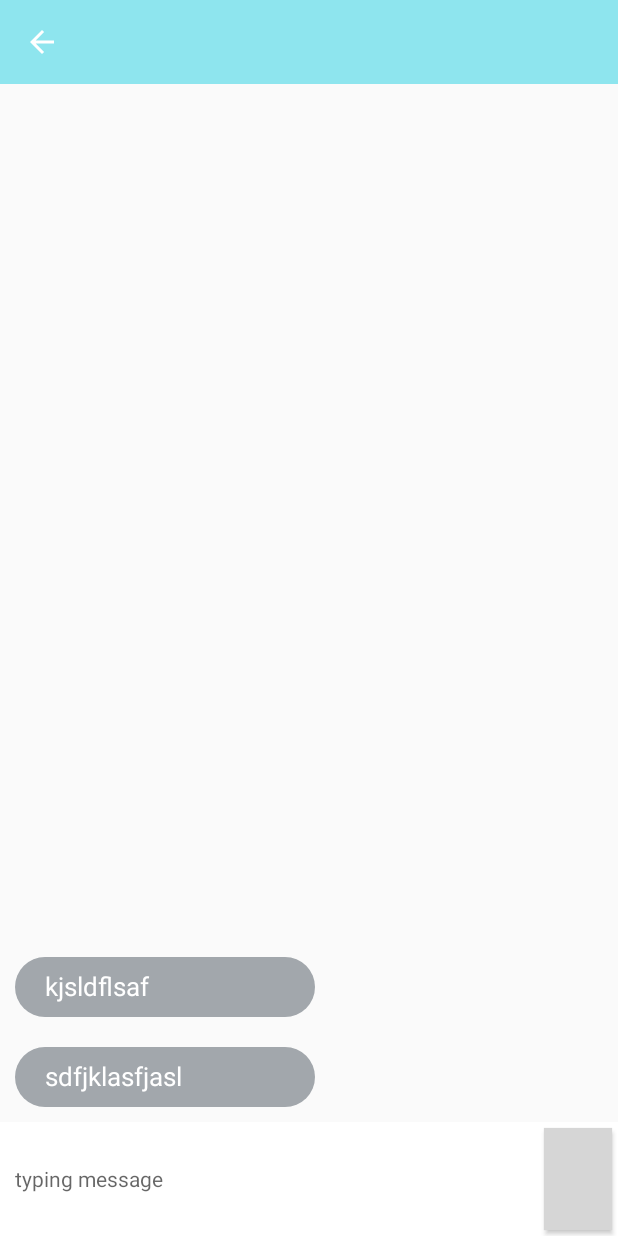
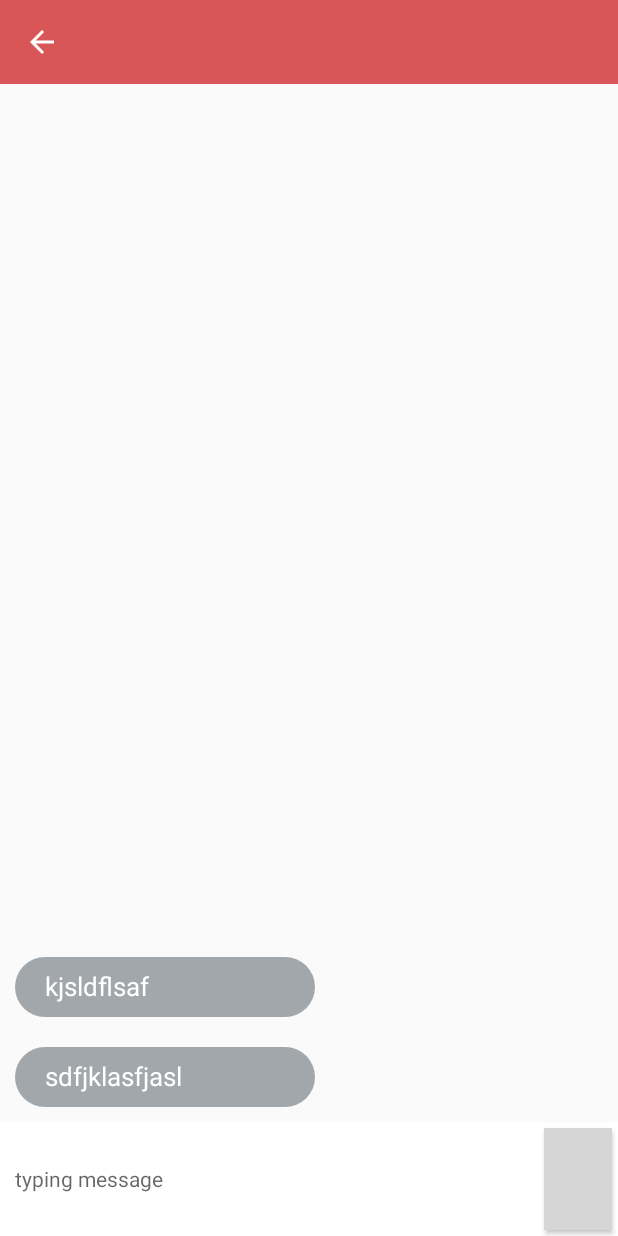
Before and after one commit to DuongTieu/VDM_projects, an Android app: the MessageActivity screen opened directly, with no data from a screen before it, on a phone screen of 412 x 824 dp. Run offline under Robolectric (Android 15) with nearby library versions, the phone set to English and light mode, and no system bars; libraries missing offline, so code that uses them is left out: com.pubnub.api; 4 statements that could not run were skipped; grey boxes are pictures that could not be loaded.

Commit message:
8:44 11/4/2016

```diff
--- a/app/src/main/res/values/colors.xml
+++ b/app/src/main/res/values/colors.xml
@@ -1,6 +1,6 @@
 <?xml version="1.0" encoding="utf-8"?>
 <resources>
-    <color name="colorPrimary">#dc7ee2ed</color>
+    <color name="colorPrimary">#d95658</color>
     <color name="colorPrimaryDark">#009688</color>
     <color name="colorAccent">#FF4081</color>
     <color name="actionBarText">#bffdf8</color>
```
